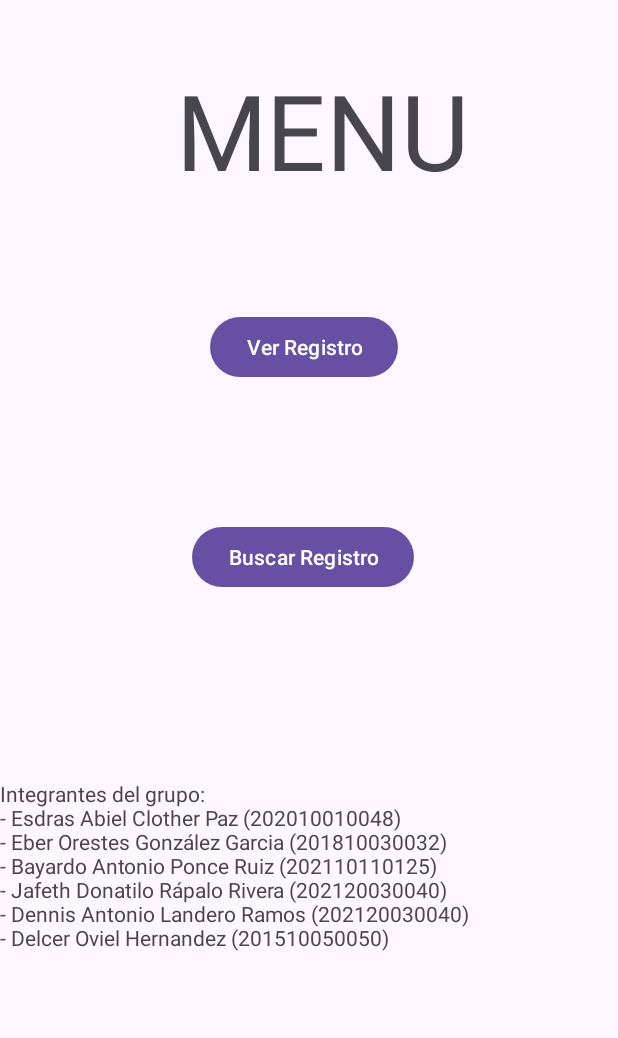
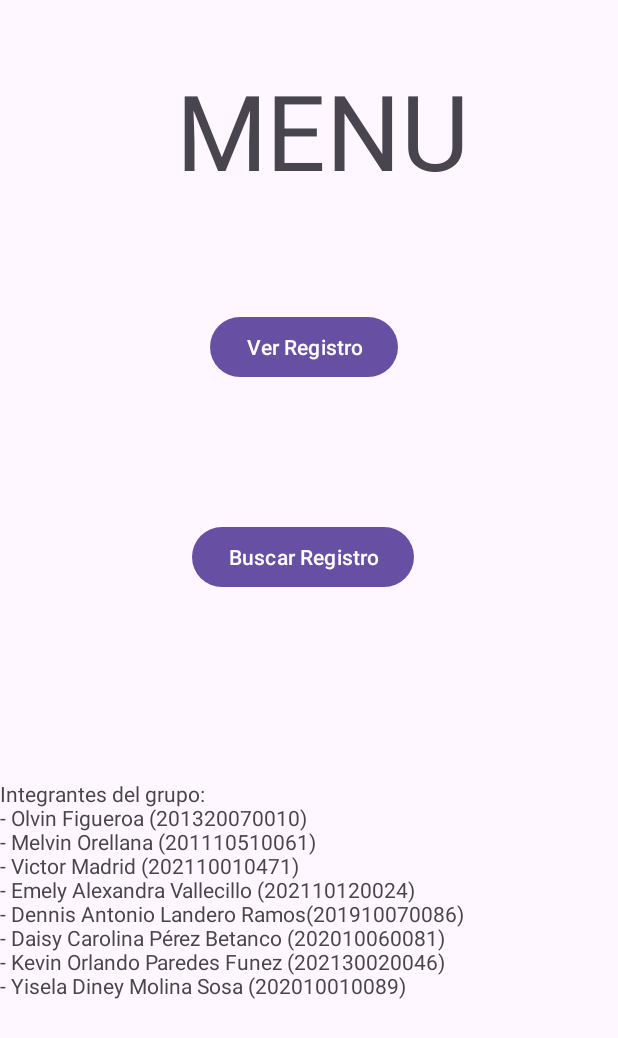
Before and after one commit to yiselamolina1997/Tarea2.2PM01_Grupo5, an Android app: the screen it shows after launch (MainActivity), on a phone screen of 412 x 824 dp. Shown: the top 1038 px of the screen. Run offline under Robolectric (Android 15) with nearby library versions, the phone set to English and light mode, and no system bars.

Commit message:
First Commit

```diff
--- a/app/src/main/java/com/example/tarea2p2/MainActivity.java
+++ b/app/src/main/java/com/example/tarea2p2/MainActivity.java
@@ -20,12 +20,14 @@ public class MainActivity extends AppCompatActivity {
 
         TextView textView3 = (TextView) findViewById(R.id.textView3);
         textView3.setText("Integrantes del grupo: \n" +
-                "- Esdras Abiel Clother Paz (202010010048)\n" +
-                "- Eber Orestes González Garcia (201810030032)\n" +
-                "- Bayardo Antonio Ponce Ruiz (202110110125)\n" +
-                "- Jafeth Donatilo Rápalo Rivera (202120030040)\n" +
-                "- Dennis Antonio Landero Ramos (202120030040)\n" +
-                "- Delcer Oviel Hernandez (201510050050)");
+                "- Olvin Figueroa (201320070010)\n" +
+                "- Melvin Orellana (201110510061)\n" +
+                "- Victor Madrid (202110010471)\n" +
+                "- Emely Alexandra Vallecillo (202110120024)\n" +
+                "- Dennis Antonio Landero Ramos(201910070086)\n" +
+                "- Daisy Carolina Pérez Betanco (202010060081) \n" +
+                "- Kevin Orlando Paredes Funez (202130020046)\n" +
+                "- Yisela Diney Molina Sosa (202010010089)");
 
     }
 
```
